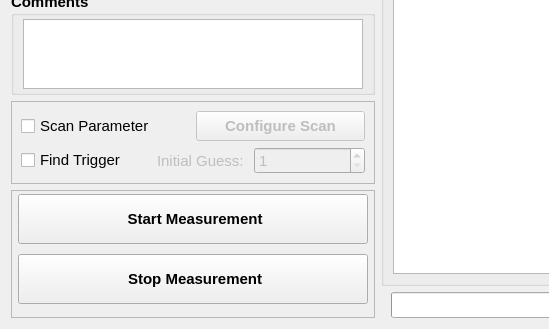
Above: helmholtz/gui/ui/measurementwidget.ui from lnls-ima/helmholtz-coil-control before the change; both pictures show x 0 to 549 and y 517 to 846 of the 1198 by 846 pixel window. Below: the same form after it.
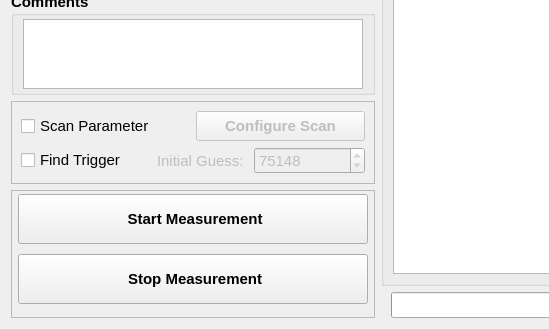
That is the form after the change. Icons and pictures are not drawn. Custom widgets are drawn as their Qt base class.

Patch:
```diff
--- a/helmholtz/gui/ui/measurementwidget.ui
+++ b/helmholtz/gui/ui/measurementwidget.ui
@@ -1072,7 +1072,10 @@
           <property name="maximum">
            <number>360000</number>
           </property>
-          <property name="displayIntegerBase">
+          <property name="value">
+           <number>75148</number>
+          </property>
+          <property name="displayIntegerBase" stdset="0">
            <number>10</number>
           </property>
          </widget>
```
Left out of the diff: 26 changed lines with no effect on the pictures.
